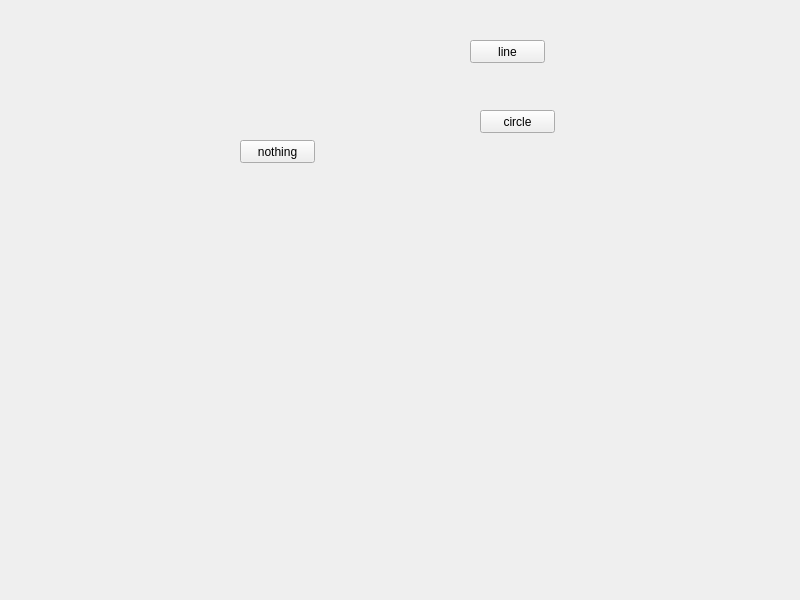
Before: the Qt Designer form Ui/mainwindow.ui in jrr07/SpaceColor, drawn with Qt 5.
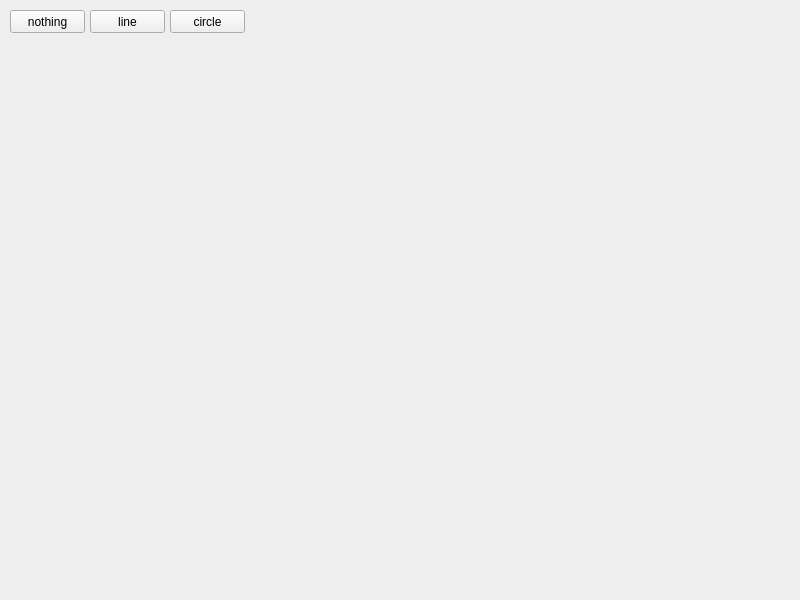
After: the same form once the commit is applied.

Diff of the .ui file:
```diff
--- a/Ui/mainwindow.ui
+++ b/Ui/mainwindow.ui
@@ -17,8 +17,8 @@
    <widget class="QPushButton" name="nothingButton">
     <property name="geometry">
      <rect>
-      <x>240</x>
-      <y>140</y>
+      <x>10</x>
+      <y>10</y>
       <width>75</width>
       <height>23</height>
      </rect>
@@ -30,8 +30,8 @@
    <widget class="QPushButton" name="lineButton">
     <property name="geometry">
      <rect>
-      <x>470</x>
-      <y>40</y>
+      <x>90</x>
+      <y>10</y>
       <width>75</width>
       <height>23</height>
      </rect>
@@ -43,8 +43,8 @@
    <widget class="QPushButton" name="circleButton">
     <property name="geometry">
      <rect>
-      <x>480</x>
-      <y>110</y>
+      <x>170</x>
+      <y>10</y>
       <width>75</width>
       <height>23</height>
      </rect>
```
